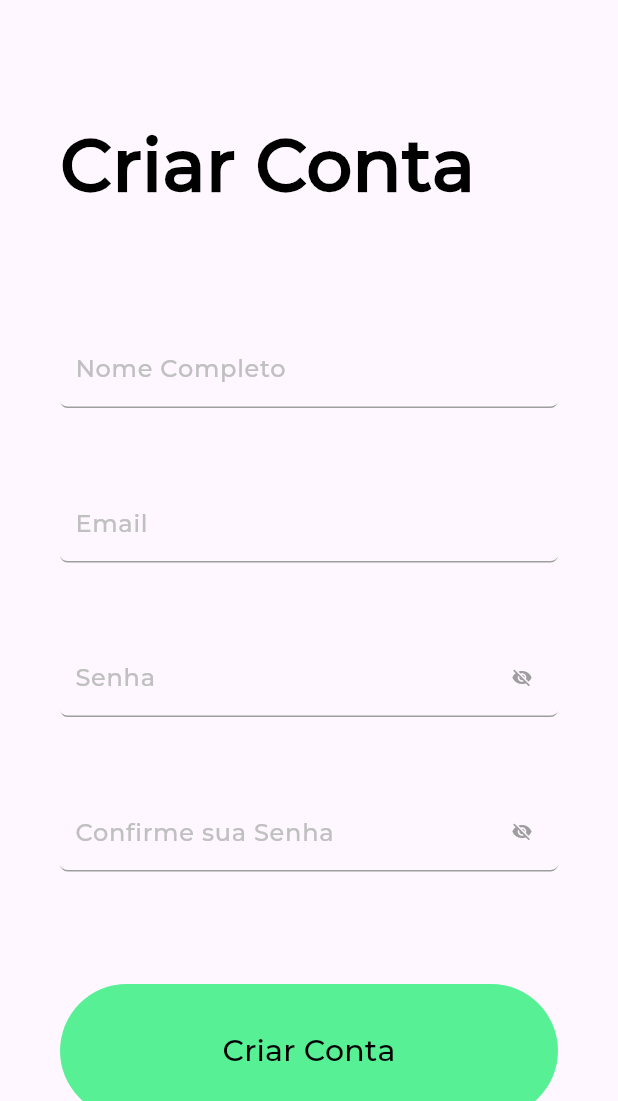
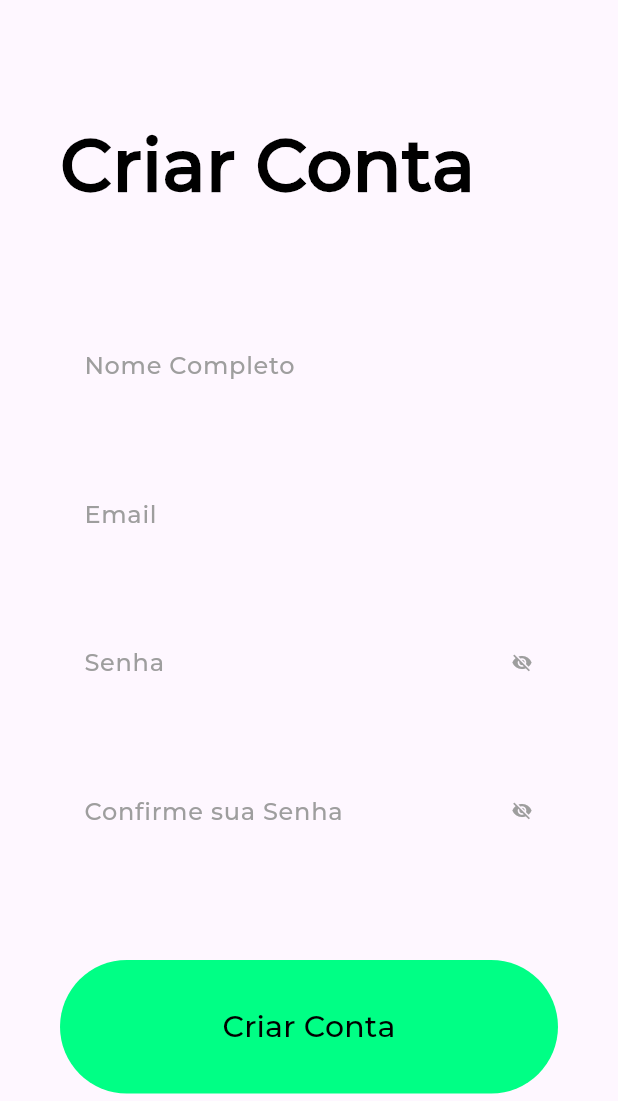
Before and after one commit to mmessiasdev/Fol, a Flutter app: the SignUpScreen screen opened directly, on a phone screen of 412 x 824 dp, the part 135-1236 px from its top. Run offline on Flutter 3.47's test engine with Material 3 defaults, Android fonts, the phone set to English and light mode, and no system bars; our stand-ins replace flutter_dotenv, flutter_easyloading, flutter_secure_storage, flutter_snake_navigationbar, get, google_fonts and 2 more; missing offline and left inert: syncfusion_flutter_pdfviewer; accounts and stored records are empty; network calls fail; project files that could hold a hidden picture were left out.

```diff
--- a/Front/fluttercode/lib/component/colors.dart
+++ b/Front/fluttercode/lib/component/colors.dart
@@ -3,7 +3,7 @@ import 'package:flutter/material.dart';
 final Color PrimaryColor = Color(0xFFFD9D9D9);
 final Color SecudaryColor = Color(0xFFFBFBFBF);
 final Color TerciaryColor = Color(0xFFFFFFFF);
-final Color FourtyColor = Color(0xFFF57F094);
+final Color FourtyColor = Color(0xFFFF00FF85);
 final Color FifthColor = Color(0xFFFF05757);
 final Color SixthColor = Color.fromARGB(255, 244, 244, 244);
 
--- a/Front/fluttercode/lib/component/inputdefault.dart
+++ b/Front/fluttercode/lib/component/inputdefault.dart
@@ -60,9 +60,7 @@ class _InputTextFieldState extends State<InputTextField> {
 
   @override
   Widget build(BuildContext context) {
-    return Padding(
-      padding: const EdgeInsets.symmetric(vertical: 5),
-      child: SizedBox(
+    return SizedBox(
       width: widget.width,
       height: widget.height,
       child: TextFormField(
@@ -77,7 +75,7 @@ class _InputTextFieldState extends State<InputTextField> {
             },
         keyboardType: widget.textInputType,
         inputFormatters: widget.inputFormatters,
-          cursorColor: PrimaryColor,
+        cursorColor: nightColor,
         textInputAction: widget.textInputAction,
         enabled: widget.enable,
         onChanged: (val) {
@@ -96,7 +94,7 @@ class _InputTextFieldState extends State<InputTextField> {
           hintText: widget.hint,
           labelText: widget.title,
           labelStyle: const TextStyle(
-              color: Color.fromRGBO(192, 192, 192, 1),
+            color: Colors.grey,
           ),
           suffixIcon: widget.obsecureText
               ? GestureDetector(
@@ -116,23 +114,23 @@ class _InputTextFieldState extends State<InputTextField> {
                   }),
                 )
               : null,
-            contentPadding:
-                const EdgeInsets.symmetric(horizontal: 10, vertical: 5),
           hintStyle:
               const TextStyle(fontWeight: FontWeight.w300, fontSize: 12),
-            border: const UnderlineInputBorder(),
-            enabledBorder: const UnderlineInputBorder(
-              borderRadius: BorderRadius.all(Radius.circular(5.0)),
-              borderSide: BorderSide(width: 1, color: Colors.grey),
+          border: const OutlineInputBorder(
+            borderSide: BorderSide.none,
+            borderRadius: BorderRadius.all(Radius.circular(5)),
           ),
-            errorBorder: const UnderlineInputBorder(
-              borderRadius: BorderRadius.all(Radius.circular(5.0)),
-              borderSide: BorderSide(width: 1, color: Colors.grey),
+          enabledBorder: const OutlineInputBorder(
+            borderSide: BorderSide.none,
+            borderRadius: BorderRadius.all(Radius.circular(5)),
           ),
-            focusedBorder: const UnderlineInputBorder(
-              borderRadius: BorderRadius.all(Radius.circular(5.0)),
-              borderSide: BorderSide(width: 1, color: Colors.grey),
+          errorBorder: const OutlineInputBorder(
+            borderSide: BorderSide.none,
+            borderRadius: BorderRadius.all(Radius.circular(5)),
           ),
+          focusedBorder: const OutlineInputBorder(
+            borderSide: BorderSide.none,
+            borderRadius: BorderRadius.all(Radius.circular(5)),
           ),
         ),
       ),
--- a/Front/fluttercode/lib/component/texts.dart
+++ b/Front/fluttercode/lib/component/texts.dart
@@ -112,7 +112,7 @@ class SubText extends StatelessWidget {
         text,
         textAlign: align,
         style: GoogleFonts.montserrat(
-          fontSize: 20,
+          fontSize: 16,
           textStyle: TextStyle(
             color: color,
             decoration: TextDecoration.none,
--- a/Front/fluttercode/lib/view/posts/posts.dart
+++ b/Front/fluttercode/lib/view/posts/posts.dart
@@ -2,6 +2,7 @@ import 'package:Bloguee/component/containersLoading.dart';
 import 'package:Bloguee/component/logincont.dart';
 import 'package:Bloguee/component/post.dart';
 import 'package:Bloguee/model/postsnauth.dart';
+import 'package:flutter/gestures.dart';
 import 'package:flutter/material.dart';
 import 'package:Bloguee/component/colors.dart';
 import 'package:Bloguee/component/header.dart';
@@ -42,12 +43,11 @@ class _PostsScreenState extends State<PostsScreen> {
   Widget build(BuildContext context) {
     return ListView(
       children: [
-        LoginContent(),
+        const LoginContent(),
         Padding(
-          padding: defaultPadding,
+          padding: defaultPaddingHorizon,
           child: Column(
             children: [
-              SizedBox(height: 50),
               SizedBox(
                 width: double.infinity,
                 child: PrimaryText(
```
Also changed, not shown: Front/fluttercode/lib/component/logincont.dart (+22 -47 lines). Lines whose indentation alone changed are shown as unchanged.
